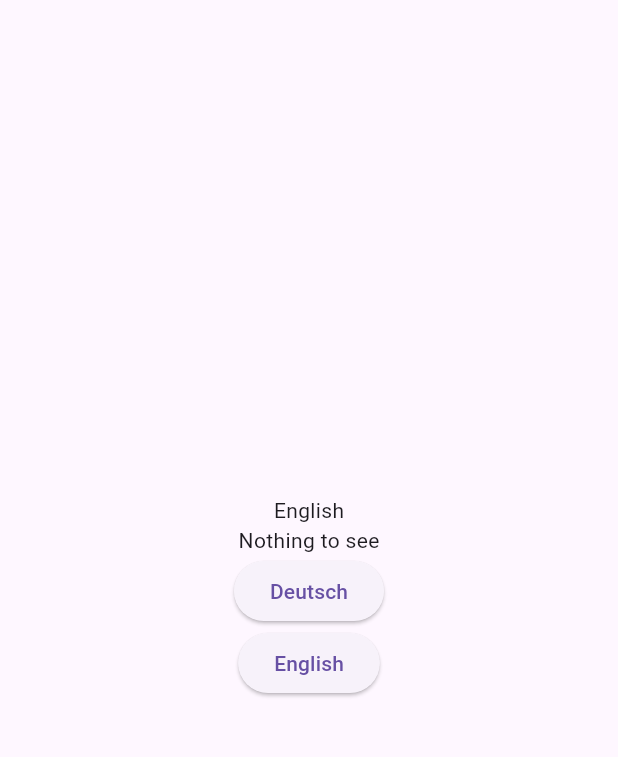
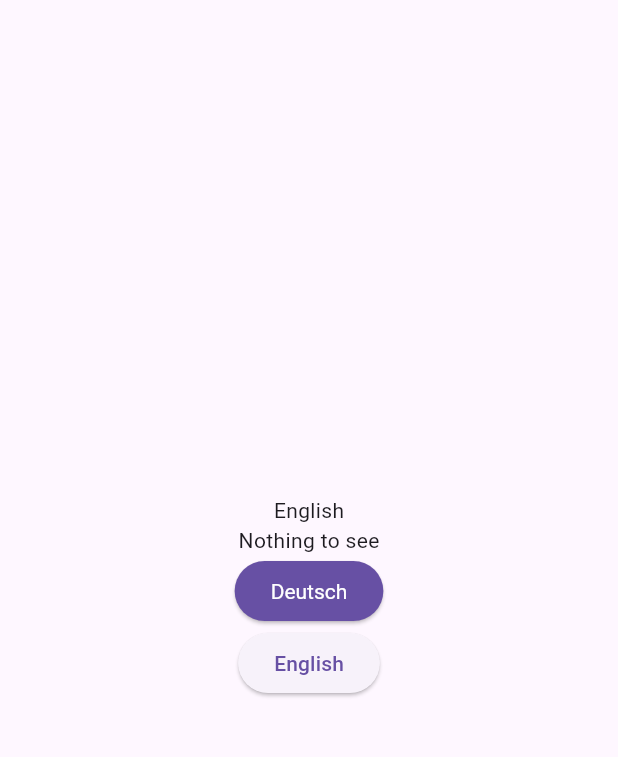
Before and after one commit to Hollow-Ego/rabenkorb, a Flutter app: the DebugPage screen opened by its route, on a phone screen of 412 x 824 dp, the part 63-820 px from its top. Run offline on Flutter 3.47's test engine with Material 3 defaults, Android fonts, the phone set to English and light mode, and no system bars; our stand-ins replace drift, go_router, package_info_plus, rxdart, shared_preferences, watch_it; accounts and stored records are empty; generated files the repository leaves out were written again.

Commit message:
added some wrapper for input widgets

```diff
--- a/lib/features/core/debug/language_debug.dart
+++ b/lib/features/core/debug/language_debug.dart
@@ -1,4 +1,6 @@
 import 'package:flutter/material.dart';
+import 'package:rabenkorb/features/core/inputs/core_primary_button.dart';
+import 'package:rabenkorb/features/core/inputs/core_secondary_button.dart';
 import 'package:rabenkorb/generated/l10n.dart';
 import 'package:rabenkorb/services/state/intl_state_service.dart';
 import 'package:watch_it/watch_it.dart';
@@ -15,13 +17,13 @@ class LanguageDebug extends StatelessWidget with WatchItMixin {
         children: [
           Text(S.of(context).LanguageDisplayName),
           Text(S.of(context).EmptyMessage),
-          ElevatedButton(
+          CorePrimaryButton(
             onPressed: () {
               di<IntlStateService>().setLocale(const Locale('de', 'DE'));
             },
             child: const Text("Deutsch"),
           ),
-          ElevatedButton(
+          CoreSecondaryButton(
             onPressed: () {
               di<IntlStateService>().setLocale(const Locale('en'));
             },
--- /dev/null
+++ b/lib/features/core/inputs/core_primary_button.dart
@@ -0,0 +1,40 @@
+import 'package:flutter/material.dart';
+
+class CorePrimaryButton extends StatelessWidget {
+  final Widget child;
+  final void Function()? onPressed;
+
+  const CorePrimaryButton({
+    super.key,
+    required this.child,
+    this.onPressed,
+  });
+
+  @override
+  Widget build(BuildContext context) {
+    return ElevatedButton(
+      style: ButtonStyle(
+        backgroundColor: MaterialStateProperty.resolveWith<Color?>(
+          (Set<MaterialState> states) {
+            if (states.contains(MaterialState.pressed)) {
+              return Theme.of(context).colorScheme.primary.withOpacity(0.5);
+            }
+            return Theme.of(context).colorScheme.primary;
+          },
+        ),
+        textStyle: MaterialStateProperty.resolveWith<TextStyle?>(
+          (Set<MaterialState> states) {
+            return TextStyle(color: Theme.of(context).colorScheme.onPrimary);
+          },
+        ),
+        foregroundColor: MaterialStateProperty.resolveWith<Color?>(
+          (Set<MaterialState> states) {
+            return Theme.of(context).colorScheme.onPrimary;
+          },
+        ),
+      ),
+      onPressed: onPressed,
+      child: child,
+    );
+  }
+}
--- /dev/null
+++ b/lib/features/core/inputs/core_secondary_button.dart
@@ -0,0 +1,20 @@
+import 'package:flutter/material.dart';
+
+class CoreSecondaryButton extends StatelessWidget {
+  final Widget child;
+  final void Function()? onPressed;
+
+  const CoreSecondaryButton({
+    super.key,
+    required this.child,
+    this.onPressed,
+  });
+
+  @override
+  Widget build(BuildContext context) {
+    return ElevatedButton(
+      onPressed: onPressed,
+      child: child,
+    );
+  }
+}
```
Also changed, not shown: lib/features/core/inputs/core_icon_button.dart (added, +18 -0 lines), lib/features/core/inputs/core_icon_text_button.dart (added, +18 -0 lines).
